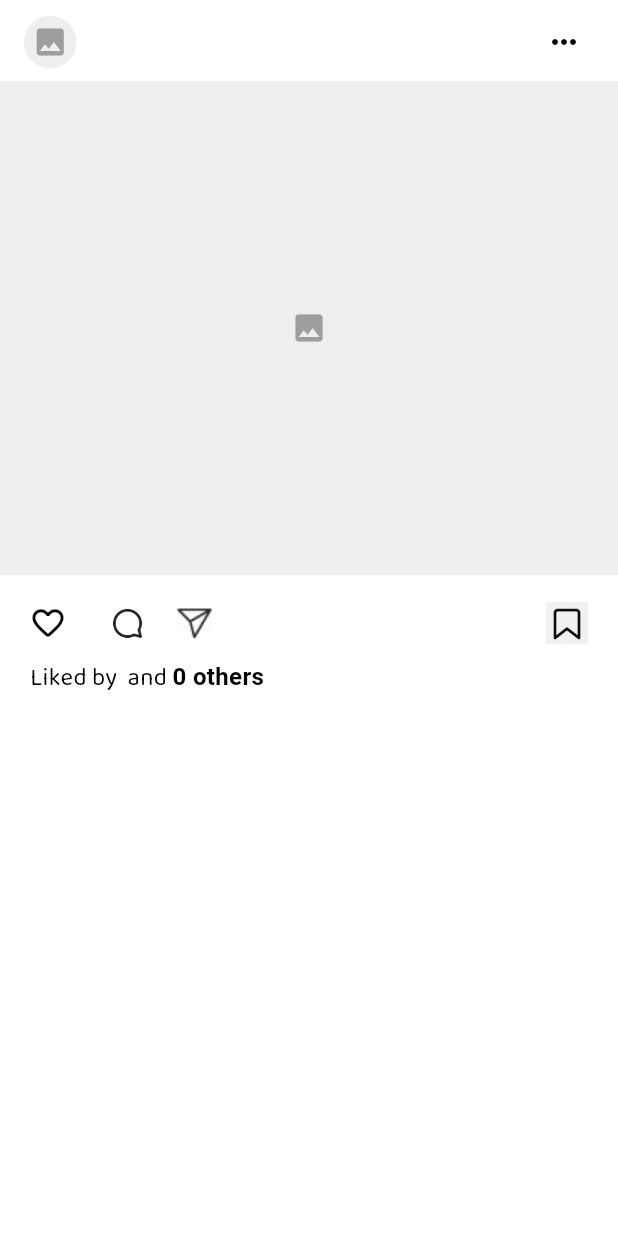
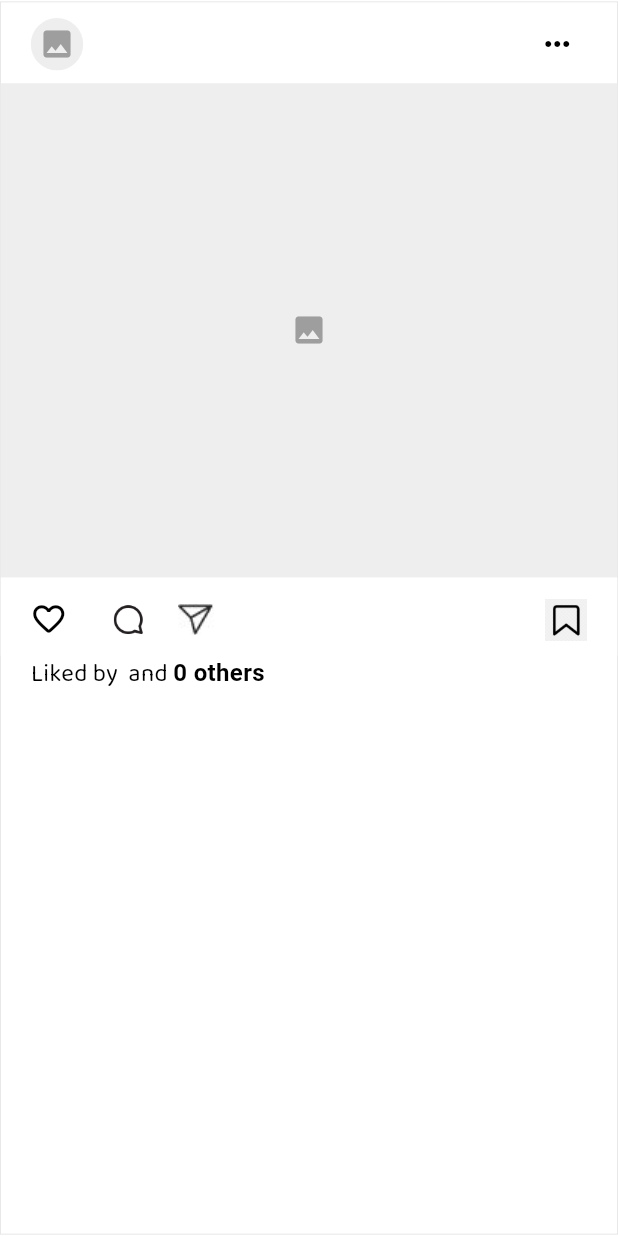
Before and after one commit to AmbrishTripathi6974/GoodSpace.AI_test, a Flutter app: the PostTile widget shown alone on an empty page, opened directly with empty values, on a phone screen of 412 x 824 dp. Run offline on Flutter 3.47's test engine with Material 3 defaults, Android fonts, the phone set to English and light mode, and no system bars; our stand-ins replace cached_network_image, cloud_firestore, equatable, firebase_auth, firebase_core, firebase_storage and 6 more; missing offline and left inert: photo_manager; accounts and stored records are empty.

Commit message:
fix: Compress the large image size

```diff
--- a/lib/core/utils/cached_image.dart
+++ b/lib/core/utils/cached_image.dart
@@ -7,6 +7,7 @@ class CachedImage extends StatelessWidget {
   final double? width;
   final BoxFit fit;
   final BorderRadius borderRadius;
+  final bool useLowResForFeed; // New
 
   const CachedImage({
     super.key,
@@ -15,6 +16,7 @@ class CachedImage extends StatelessWidget {
     this.width,
     this.fit = BoxFit.cover,
     this.borderRadius = BorderRadius.zero,
+    this.useLowResForFeed = false,
   });
 
   @override
@@ -23,19 +25,26 @@ class CachedImage extends StatelessWidget {
       return _buildPlaceholder();
     }
 
+    final displayUrl = useLowResForFeed ? _getLowResUrl(imageUrl!) : imageUrl!;
+
     return ClipRRect(
       borderRadius: borderRadius,
       child: CachedNetworkImage(
-        imageUrl: imageUrl!,
+        imageUrl: displayUrl,
         height: height,
         width: width,
         fit: fit,
+        memCacheWidth: 1080, // prevents decoding >1080px images
         fadeInDuration: const Duration(milliseconds: 300),
         placeholderFadeInDuration: const Duration(milliseconds: 200),
         placeholder: (context, url) => _buildLoading(),
         errorWidget: (context, url, error) => _buildError(),
       ),
     );
+  }
+
+  String _getLowResUrl(String originalUrl) {
+    return originalUrl;
   }
 
   Widget _buildLoading() {
--- a/lib/core/utils/image_compressor.dart
+++ b/lib/core/utils/image_compressor.dart
@@ -4,7 +4,12 @@ import 'package:path_provider/path_provider.dart';
 import 'package:path/path.dart' as path;
 
 class ImageCompressor {
-  static Future<File?> compressImage(File file, {int quality = 70}) async {
+  static Future<File?> compressImage(
+    File file, {
+    int quality = 75,
+    int minWidth = 1080,
+    int minHeight = 1080,
+  }) async {
     try {
       final dir = await getTemporaryDirectory();
       final targetPath = path.join(
@@ -12,10 +17,13 @@ class ImageCompressor {
         "compressed_${DateTime.now().millisecondsSinceEpoch}.jpg",
       );
 
-      XFile? result = await FlutterImageCompress.compressAndGetFile(
+      final result = await FlutterImageCompress.compressAndGetFile(
         file.absolute.path,
         targetPath,
-        quality: quality, // lower means more compression
+        quality: quality,
+        minWidth: minWidth,
+        minHeight: minHeight,
+        format: CompressFormat.jpeg,
       );
 
       return result != null ? File(result.path) : null;
--- a/lib/presentation/widgets/post_tile.dart
+++ b/lib/presentation/widgets/post_tile.dart
@@ -12,11 +12,23 @@ class PostTile extends StatelessWidget {
   @override
   Widget build(BuildContext context) {
     final theme = Theme.of(context);
-    return Column(
+    final screenHeight = MediaQuery.of(context).size.height;
+
+    return Container(
+      margin: const EdgeInsets.symmetric(vertical: 1),
+      decoration: BoxDecoration(
+        color: Colors.white,
+        border: Border.all(
+          color: Colors.grey.shade300,
+          width: 0.5,
+        ),
+      ),
+      child: Column(
         children: [
+          // Post Header
           Container(
             height: 54,
-          color: Colors.white,
+            padding: const EdgeInsets.symmetric(horizontal: 4),
             child: ListTile(
               leading: ClipOval(
                 child: SizedBox(
@@ -26,6 +38,9 @@ class PostTile extends StatelessWidget {
                     imageUrl: post.profileImage,
                     fit: BoxFit.cover,
                     borderRadius: BorderRadius.circular(100),
+                    useLowResForFeed: true,
+                    height: 35,
+                    width: 35,
                   ),
                 ),
               ),
@@ -39,18 +54,25 @@ class PostTile extends StatelessWidget {
               trailing: const Icon(Icons.more_horiz),
             ),
           ),
+
+          // Post Image
           SizedBox(
-          height: MediaQuery.of(context).size.height * 0.4,
+            height: screenHeight * 0.4,
             width: double.infinity,
             child: CachedImage(
               imageUrl: post.postImage,
               fit: BoxFit.cover,
+              useLowResForFeed: true,
+              height: screenHeight * 0.4,
+              width: double.infinity,
             ),
           ),
+
+          // Action Buttons
           Container(
             color: theme.scaffoldBackgroundColor,
             child: Padding(
-            padding: const EdgeInsets.only(left: 8, right: 20, top: 8),
+              padding: const EdgeInsets.only(left: 8, right: 20, top: 4),
               child: Row(
                 children: [
                   IconButton(
@@ -72,26 +94,19 @@ class PostTile extends StatelessWidget {
                     },
                   ),
                   const SizedBox(width: 15),
-                Image.asset(
-                  'assets/images/comment.png',
-                  height: 28,
-                ),
+                  Image.asset('assets/images/comment.png', height: 28),
                   const SizedBox(width: 15),
-                Image.asset(
-                  'assets/images/send.jpg',
-                  height: 28,
-                ),
+                  Image.asset('assets/images/send.jpg', height: 28),
                   const Spacer(),
-                Image.asset(
-                  'assets/images/save.png',
-                  height: 28,
-                ),
+                  Image.asset('assets/images/save.png', height: 28),
                 ],
               ),
             ),
           ),
+
+          // Likes Text
           Padding(
-          padding: const EdgeInsets.only(left: 20, bottom: 8),
+            padding: const EdgeInsets.only(left: 20, bottom: 10),
             child: Align(
               alignment: Alignment.centerLeft,
               child: RichText(
@@ -117,6 +132,7 @@ class PostTile extends StatelessWidget {
             ),
           ),
         ],
+      ),
     );
   }
 }
```
Lines whose indentation alone changed are shown as unchanged.
